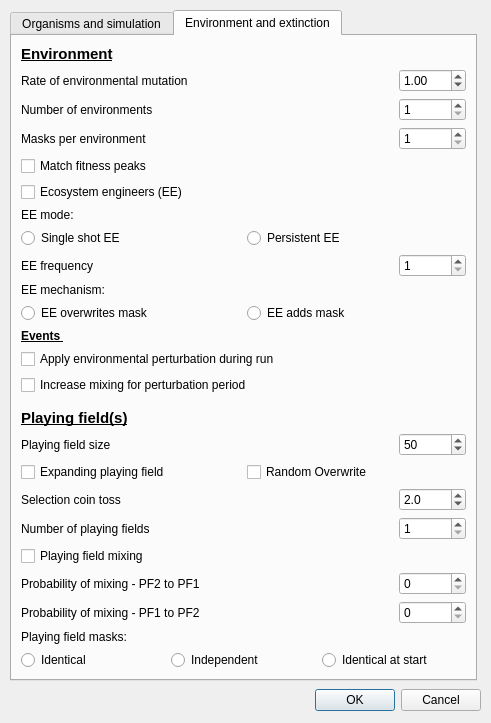
First picture: the form in settings.ui, repository palaeoware/trevosim, before the edit.
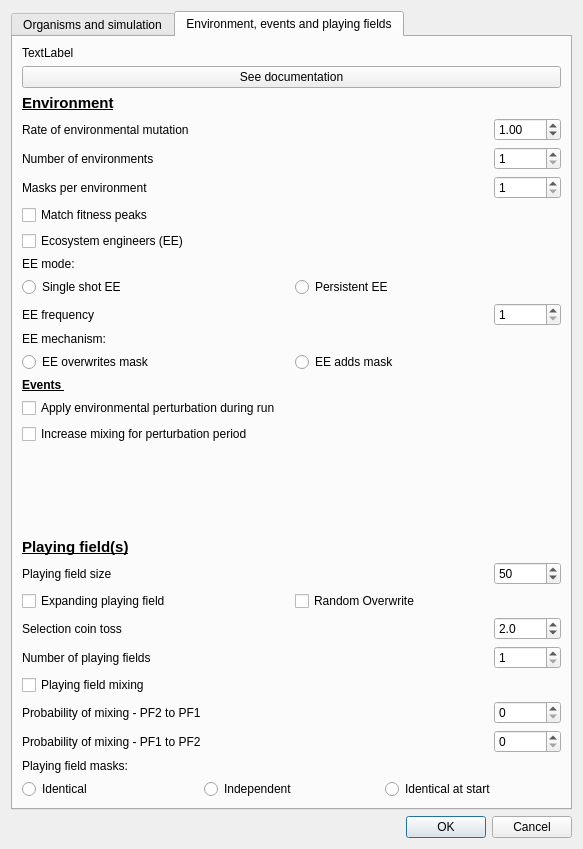
Second picture: the form after the edit. The open tabs and pages were chosen to show the change.

Commit message: Add link to docs from settings dialogue, as mentioned in issue #28

The edit to the form file:
```diff
--- a/settings.ui
+++ b/settings.ui
@@ -6,38 +6,16 @@
    <rect>
     <x>0</x>
     <y>0</y>
-    <width>491</width>
-    <height>723</height>
+    <width>583</width>
+    <height>849</height>
    </rect>
   </property>
   <property name="windowTitle">
    <string>Settings</string>
   </property>
-  <widget class="QDialogButtonBox" name="buttonBox">
-   <property name="geometry">
-    <rect>
-     <x>0</x>
-     <y>680</y>
-     <width>481</width>
-     <height>41</height>
-    </rect>
-   </property>
-   <property name="orientation">
-    <enum>Qt::Horizontal</enum>
-   </property>
-   <property name="standardButtons">
-    <set>QDialogButtonBox::Cancel|QDialogButtonBox::Ok</set>
-   </property>
-  </widget>
+  <layout class="QVBoxLayout" name="verticalLayout">
+   <item>
   <widget class="QTabWidget" name="settingsTabWidget">
-   <property name="geometry">
-    <rect>
-     <x>10</x>
-     <y>10</y>
-     <width>467</width>
-     <height>671</height>
-    </rect>
-   </property>
    <property name="currentIndex">
     <number>0</number>
    </property>
@@ -330,261 +308,24 @@
    </widget>
    <widget class="QWidget" name="envirnment_tab">
     <attribute name="title">
-     <string>Environment and extinction</string>
+       <string>Environment, events and playing fields</string>
     </attribute>
     <layout class="QGridLayout" name="gridLayout_2">
-     <item row="24" column="0">
-      <widget class="QLabel" name="label_15">
-       <property name="text">
-        <string>Probability of mixing - PF2 to PF1</string>
-       </property>
-      </widget>
-     </item>
-     <item row="25" column="2">
-      <widget class="QSpinBox" name="s_mixing_0_to_1">
-       <property name="maximum">
-        <number>65535</number>
-       </property>
-      </widget>
-     </item>
-     <item row="15" column="0" colspan="3">
-      <widget class="QCheckBox" name="c_extinction">
-       <property name="text">
-        <string>Apply environmental perturbation during run</string>
-       </property>
-      </widget>
-     </item>
-     <item row="20" column="0" colspan="3">
-      <layout class="QHBoxLayout" name="horizontalLayout_5">
-       <item>
-        <widget class="QCheckBox" name="c_expanding_playingfield">
-         <property name="text">
-          <string>Expanding playing field</string>
-         </property>
-        </widget>
-       </item>
-       <item>
-        <widget class="QCheckBox" name="c_random_overwrite">
-         <property name="text">
-          <string>Random Overwrite</string>
-         </property>
-        </widget>
-       </item>
-      </layout>
-     </item>
-     <item row="22" column="2">
-      <widget class="QSpinBox" name="s_multiple">
-       <property name="minimum">
-        <number>1</number>
-       </property>
-      </widget>
-     </item>
-     <item row="2" column="0">
-      <widget class="QLabel" name="label_7">
-       <property name="text">
-        <string>Rate of environmental mutation</string>
-       </property>
-      </widget>
-     </item>
-     <item row="1" column="0">
-      <widget class="QLabel" name="label_14">
-       <property name="font">
-        <font>
-         <pointsize>11</pointsize>
-         <bold>true</bold>
-         <underline>true</underline>
-        </font>
-       </property>
-       <property name="text">
-        <string>Environment</string>
-       </property>
-      </widget>
-     </item>
-     <item row="2" column="1">
-      <spacer name="horizontalSpacer">
-       <property name="orientation">
-        <enum>Qt::Horizontal</enum>
-       </property>
-       <property name="sizeHint" stdset="0">
-        <size>
-         <width>40</width>
-         <height>20</height>
-        </size>
-       </property>
-      </spacer>
-     </item>
-     <item row="25" column="0">
-      <widget class="QLabel" name="label_21">
-       <property name="text">
-        <string>Probability of mixing - PF1 to PF2</string>
-       </property>
-      </widget>
-     </item>
-     <item row="2" column="2">
-      <widget class="QDoubleSpinBox" name="s_environment_mutation">
-       <property name="decimals">
-        <number>2</number>
-       </property>
-       <property name="singleStep">
-        <double>0.010000000000000</double>
-       </property>
-       <property name="value">
-        <double>1.000000000000000</double>
-       </property>
-      </widget>
-     </item>
-     <item row="19" column="2">
-      <widget class="QSpinBox" name="s_playingfield_size">
-       <property name="minimum">
-        <number>2</number>
-       </property>
-       <property name="maximum">
-        <number>10000</number>
-       </property>
-       <property name="value">
-        <number>50</number>
-       </property>
-      </widget>
-     </item>
-     <item row="23" column="0">
-      <widget class="QCheckBox" name="c_mixing">
-       <property name="text">
-        <string>Playing field mixing</string>
-       </property>
-      </widget>
-     </item>
-     <item row="10" column="1">
-      <spacer name="horizontalSpacer_3">
-       <property name="orientation">
-        <enum>Qt::Horizontal</enum>
-       </property>
-       <property name="sizeHint" stdset="0">
-        <size>
-         <width>40</width>
-         <height>20</height>
-        </size>
-       </property>
-      </spacer>
-     </item>
-     <item row="21" column="0">
-      <widget class="QLabel" name="label_23">
-       <property name="text">
-        <string>Selection coin toss</string>
-       </property>
-      </widget>
-     </item>
-     <item row="5" column="0">
-      <widget class="QCheckBox" name="c_match_fitness_peaks">
-       <property name="text">
-        <string>Match fitness peaks</string>
-       </property>
-      </widget>
-     </item>
-     <item row="16" column="0" colspan="3">
-      <widget class="QCheckBox" name="c_mixing_perturbation">
-       <property name="text">
-        <string>Increase mixing for perturbation period </string>
-       </property>
-      </widget>
-     </item>
-     <item row="24" column="2">
-      <widget class="QSpinBox" name="s_mixing_1_to_0">
-       <property name="maximum">
-        <number>65535</number>
-       </property>
-      </widget>
-     </item>
-     <item row="18" column="0">
-      <widget class="QLabel" name="label_20">
-       <property name="font">
-        <font>
-         <pointsize>11</pointsize>
-         <bold>true</bold>
-         <underline>true</underline>
-        </font>
-       </property>
-       <property name="text">
-        <string>Playing field(s)</string>
-       </property>
-      </widget>
-     </item>
-     <item row="26" column="0">
-      <widget class="QLabel" name="label_16">
-       <property name="text">
-        <string>Playing field masks:</string>
-       </property>
-      </widget>
-     </item>
-     <item row="3" column="0">
-      <widget class="QLabel" name="label_19">
-       <property name="text">
-        <string>Number of environments</string>
-       </property>
-      </widget>
-     </item>
-     <item row="21" column="2">
-      <widget class="QDoubleSpinBox" name="s_selection">
-       <property name="decimals">
-        <number>1</number>
-       </property>
-       <property name="minimum">
-        <double>1.000000000000000</double>
-       </property>
-       <property name="value">
-        <double>2.000000000000000</double>
-       </property>
-      </widget>
-     </item>
-     <item row="10" column="0">
+       <item row="12" column="0">
       <widget class="QLabel" name="EE_Label">
        <property name="text">
         <string>EE frequency</string>
        </property>
       </widget>
      </item>
-     <item row="3" column="2">
-      <widget class="QSpinBox" name="s_environment_number">
-       <property name="minimum">
-        <number>1</number>
-       </property>
-      </widget>
-     </item>
-     <item row="4" column="2">
-      <widget class="QSpinBox" name="s_masks_per_environment">
-       <property name="minimum">
-        <number>1</number>
-       </property>
-      </widget>
-     </item>
-     <item row="4" column="0">
-      <widget class="QLabel" name="label_17">
+       <item row="9" column="0" colspan="3">
+        <widget class="QLabel" name="EE_Label_3">
        <property name="text">
-        <string>Masks per environment</string>
+          <string>EE mode:</string>
        </property>
       </widget>
      </item>
-     <item row="22" column="0">
-      <widget class="QLabel" name="label_playingfieldNumber">
-       <property name="text">
-        <string>Number of playing fields</string>
-       </property>
-      </widget>
-     </item>
-     <item row="6" column="0">
-      <widget class="QCheckBox" name="c_ecosystem_engineers">
-       <property name="text">
-        <string>Ecosystem engineers (EE)</string>
-       </property>
-      </widget>
-     </item>
-     <item row="19" column="0">
-      <widget class="QLabel" name="label_18">
-       <property name="text">
-        <string>Playing field size</string>
-       </property>
-      </widget>
-     </item>
-     <item row="12" column="0" colspan="3">
+       <item row="14" column="0" colspan="3">
       <layout class="QHBoxLayout" name="horizontalLayout_4">
        <item>
         <widget class="QRadioButton" name="r_overwrite_mask">
@@ -608,7 +349,7 @@
        </item>
       </layout>
      </item>
-     <item row="27" column="0" colspan="3">
+       <item row="29" column="0" colspan="3">
       <layout class="QHBoxLayout" name="horizontalLayout">
        <item>
         <widget class="QRadioButton" name="r_identical">
@@ -633,7 +374,47 @@
        </item>
       </layout>
      </item>
-     <item row="17" column="0">
+       <item row="13" column="0">
+        <widget class="QLabel" name="EE_Label_2">
+         <property name="text">
+          <string>EE mechanism:</string>
+         </property>
+        </widget>
+       </item>
+       <item row="23" column="2">
+        <widget class="QDoubleSpinBox" name="s_selection">
+         <property name="decimals">
+          <number>1</number>
+         </property>
+         <property name="minimum">
+          <double>1.000000000000000</double>
+         </property>
+         <property name="value">
+          <double>2.000000000000000</double>
+         </property>
+        </widget>
+       </item>
+       <item row="12" column="1">
+        <spacer name="horizontalSpacer_3">
+         <property name="orientation">
+          <enum>Qt::Horizontal</enum>
+         </property>
+         <property name="sizeHint" stdset="0">
+          <size>
+           <width>40</width>
+           <height>20</height>
+          </size>
+         </property>
+        </spacer>
+       </item>
+       <item row="6" column="2">
+        <widget class="QSpinBox" name="s_masks_per_environment">
+         <property name="minimum">
+          <number>1</number>
+         </property>
+        </widget>
+       </item>
+       <item row="19" column="0">
       <spacer name="verticalSpacer">
        <property name="orientation">
         <enum>Qt::Vertical</enum>
@@ -646,20 +427,21 @@
        </property>
       </spacer>
      </item>
-     <item row="14" column="0">
-      <widget class="QLabel" name="label_22">
-       <property name="font">
-        <font>
-         <bold>true</bold>
-         <underline>true</underline>
-        </font>
-       </property>
+       <item row="4" column="0">
+        <widget class="QLabel" name="label_7">
        <property name="text">
-        <string>Events </string>
+          <string>Rate of environmental mutation</string>
        </property>
       </widget>
      </item>
-     <item row="10" column="2">
+       <item row="24" column="2">
+        <widget class="QSpinBox" name="s_multiple">
+         <property name="minimum">
+          <number>1</number>
+         </property>
+        </widget>
+       </item>
+       <item row="12" column="2">
       <widget class="QSpinBox" name="s_EE_frequency">
        <property name="minimum">
         <number>1</number>
@@ -669,14 +451,196 @@
        </property>
       </widget>
      </item>
-     <item row="7" column="0" colspan="3">
-      <widget class="QLabel" name="EE_Label_3">
+       <item row="17" column="0" colspan="3">
+        <widget class="QCheckBox" name="c_extinction">
        <property name="text">
-        <string>EE mode:</string>
+          <string>Apply environmental perturbation during run</string>
        </property>
       </widget>
      </item>
-     <item row="9" column="0" colspan="3">
+       <item row="26" column="0">
+        <widget class="QLabel" name="label_15">
+         <property name="text">
+          <string>Probability of mixing - PF2 to PF1</string>
+         </property>
+        </widget>
+       </item>
+       <item row="26" column="2">
+        <widget class="QSpinBox" name="s_mixing_1_to_0">
+         <property name="maximum">
+          <number>65535</number>
+         </property>
+        </widget>
+       </item>
+       <item row="4" column="1">
+        <spacer name="horizontalSpacer">
+         <property name="orientation">
+          <enum>Qt::Horizontal</enum>
+         </property>
+         <property name="sizeHint" stdset="0">
+          <size>
+           <width>40</width>
+           <height>20</height>
+          </size>
+         </property>
+        </spacer>
+       </item>
+       <item row="5" column="0">
+        <widget class="QLabel" name="label_19">
+         <property name="text">
+          <string>Number of environments</string>
+         </property>
+        </widget>
+       </item>
+       <item row="8" column="0">
+        <widget class="QCheckBox" name="c_ecosystem_engineers">
+         <property name="text">
+          <string>Ecosystem engineers (EE)</string>
+         </property>
+        </widget>
+       </item>
+       <item row="4" column="2">
+        <widget class="QDoubleSpinBox" name="s_environment_mutation">
+         <property name="decimals">
+          <number>2</number>
+         </property>
+         <property name="singleStep">
+          <double>0.010000000000000</double>
+         </property>
+         <property name="value">
+          <double>1.000000000000000</double>
+         </property>
+        </widget>
+       </item>
+       <item row="20" column="0">
+        <widget class="QLabel" name="label_20">
+         <property name="font">
+          <font>
+           <pointsize>11</pointsize>
+           <bold>true</bold>
+           <underline>true</underline>
+          </font>
+         </property>
+         <property name="text">
+          <string>Playing field(s)</string>
+         </property>
+        </widget>
+       </item>
+       <item row="27" column="0">
+        <widget class="QLabel" name="label_21">
+         <property name="text">
+          <string>Probability of mixing - PF1 to PF2</string>
+         </property>
+        </widget>
+       </item>
+       <item row="27" column="2">
+        <widget class="QSpinBox" name="s_mixing_0_to_1">
+         <property name="maximum">
+          <number>65535</number>
+         </property>
+        </widget>
+       </item>
+       <item row="23" column="0">
+        <widget class="QLabel" name="label_23">
+         <property name="text">
+          <string>Selection coin toss</string>
+         </property>
+        </widget>
+       </item>
+       <item row="16" column="0">
+        <widget class="QLabel" name="label_22">
+         <property name="font">
+          <font>
+           <bold>true</bold>
+           <underline>true</underline>
+          </font>
+         </property>
+         <property name="text">
+          <string>Events </string>
+         </property>
+        </widget>
+       </item>
+       <item row="21" column="2">
+        <widget class="QSpinBox" name="s_playingfield_size">
+         <property name="minimum">
+          <number>2</number>
+         </property>
+         <property name="maximum">
+          <number>10000</number>
+         </property>
+         <property name="value">
+          <number>50</number>
+         </property>
+        </widget>
+       </item>
+       <item row="5" column="2">
+        <widget class="QSpinBox" name="s_environment_number">
+         <property name="minimum">
+          <number>1</number>
+         </property>
+        </widget>
+       </item>
+       <item row="21" column="0">
+        <widget class="QLabel" name="label_18">
+         <property name="text">
+          <string>Playing field size</string>
+         </property>
+        </widget>
+       </item>
+       <item row="25" column="0">
+        <widget class="QCheckBox" name="c_mixing">
+         <property name="text">
+          <string>Playing field mixing</string>
+         </property>
+        </widget>
+       </item>
+       <item row="7" column="0">
+        <widget class="QCheckBox" name="c_match_fitness_peaks">
+         <property name="text">
+          <string>Match fitness peaks</string>
+         </property>
+        </widget>
+       </item>
+       <item row="22" column="0" colspan="3">
+        <layout class="QHBoxLayout" name="horizontalLayout_5">
+         <item>
+          <widget class="QCheckBox" name="c_expanding_playingfield">
+           <property name="text">
+            <string>Expanding playing field</string>
+           </property>
+          </widget>
+         </item>
+         <item>
+          <widget class="QCheckBox" name="c_random_overwrite">
+           <property name="text">
+            <string>Random Overwrite</string>
+           </property>
+          </widget>
+         </item>
+        </layout>
+       </item>
+       <item row="6" column="0">
+        <widget class="QLabel" name="label_17">
+         <property name="text">
+          <string>Masks per environment</string>
+         </property>
+        </widget>
+       </item>
+       <item row="1" column="0" colspan="3">
+        <widget class="QLabel" name="docs_label_02">
+         <property name="text">
+          <string>TextLabel</string>
+         </property>
+        </widget>
+       </item>
+       <item row="18" column="0" colspan="3">
+        <widget class="QCheckBox" name="c_mixing_perturbation">
+         <property name="text">
+          <string>Increase mixing for perturbation period </string>
+         </property>
+        </widget>
+       </item>
+       <item row="11" column="0" colspan="3">
       <layout class="QHBoxLayout" name="horizontalLayout_2">
        <item>
         <widget class="QRadioButton" name="r_once_EE">
@@ -700,16 +664,56 @@
        </item>
       </layout>
      </item>
-     <item row="11" column="0">
-      <widget class="QLabel" name="EE_Label_2">
+       <item row="24" column="0">
+        <widget class="QLabel" name="label_playingfieldNumber">
        <property name="text">
-        <string>EE mechanism:</string>
+          <string>Number of playing fields</string>
        </property>
       </widget>
      </item>
+       <item row="3" column="0">
+        <widget class="QLabel" name="label_14">
+         <property name="font">
+          <font>
+           <pointsize>11</pointsize>
+           <bold>true</bold>
+           <underline>true</underline>
+          </font>
+         </property>
+         <property name="text">
+          <string>Environment</string>
+         </property>
+        </widget>
+       </item>
+       <item row="28" column="0">
+        <widget class="QLabel" name="label_16">
+         <property name="text">
+          <string>Playing field masks:</string>
+         </property>
+        </widget>
+       </item>
+       <item row="2" column="0" colspan="3">
+        <widget class="QPushButton" name="docs_pushButton_02">
+         <property name="text">
+          <string>See documentation</string>
+         </property>
+        </widget>
+       </item>
     </layout>
    </widget>
   </widget>
+   </item>
+   <item>
+    <widget class="QDialogButtonBox" name="buttonBox">
+     <property name="orientation">
+      <enum>Qt::Horizontal</enum>
+     </property>
+     <property name="standardButtons">
+      <set>QDialogButtonBox::Cancel|QDialogButtonBox::Ok</set>
+     </property>
+    </widget>
+   </item>
+  </layout>
  </widget>
  <resources/>
  <connections>
```
Left out of the diff: 78 changed lines with no effect on the pictures. Lines whose indentation alone changed are shown as unchanged. The commit also changes 16 other files.
